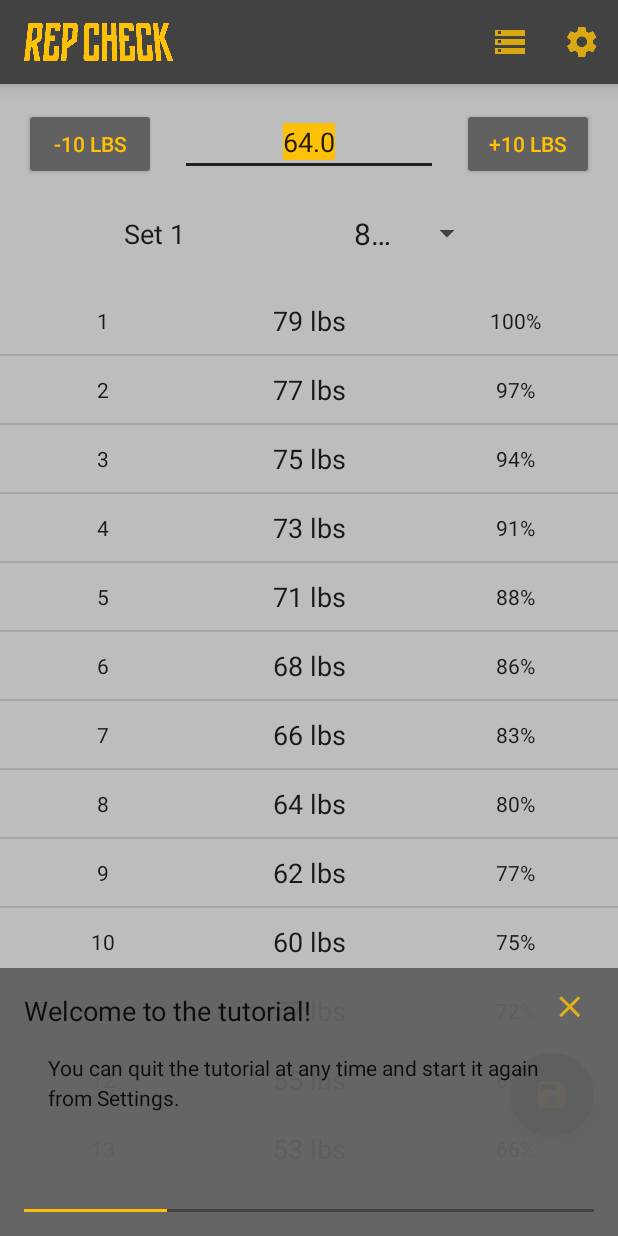
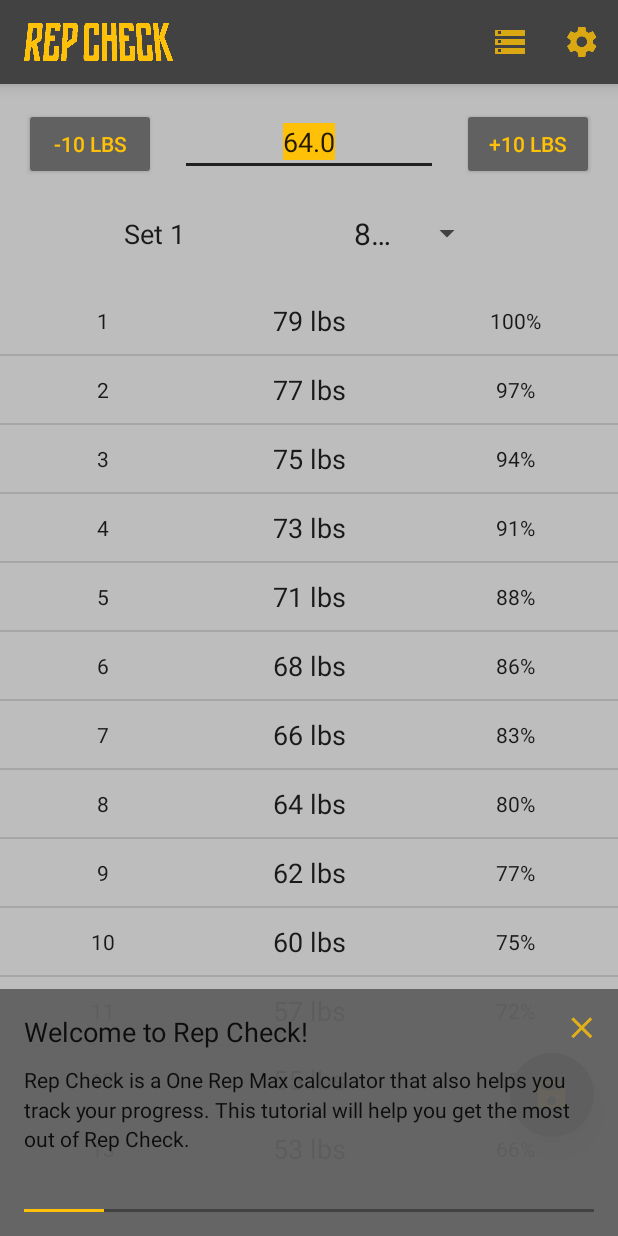
Before and after one commit to btnewton/RepCheck, an Android app: the screen it shows after launch (MainActivity), on a phone screen of 412 x 824 dp. Run offline under Robolectric (Android 15) with nearby library versions, the phone set to English and light mode, and no system bars; our stand-ins replace AdMob.

Commit message:
Added implemented some tutorial fragments and shrank and improved tutorial_dialog style

```diff
--- a/app/src/main/java/com/brandtnewtonsoftware/rep_check/activities/MainActivity.java
+++ b/app/src/main/java/com/brandtnewtonsoftware/rep_check/activities/MainActivity.java
@@ -21,6 +21,13 @@
 
 import com.brandtnewtonsoftware.rep_check.R;
 import com.brandtnewtonsoftware.rep_check.activities.preferences.RepCheckPreferenceActivity;
+import com.brandtnewtonsoftware.rep_check.activities.tutorial.BarLoad;
+import com.brandtnewtonsoftware.rep_check.activities.tutorial.BasicUsage;
+import com.brandtnewtonsoftware.rep_check.activities.tutorial.ChangingWeight;
+import com.brandtnewtonsoftware.rep_check.activities.tutorial.Conclusion;
+import com.brandtnewtonsoftware.rep_check.activities.tutorial.Introduction;
+import com.brandtnewtonsoftware.rep_check.activities.tutorial.LoadingSets;
+import com.brandtnewtonsoftware.rep_check.activities.tutorial.SavingSets;
 import com.brandtnewtonsoftware.rep_check.database.schemas.SetSlotTable;
 import com.brandtnewtonsoftware.rep_check.database.seeders.SetSeeder;
 import com.brandtnewtonsoftware.rep_check.models.SetSlot;
@@ -29,9 +36,12 @@
 import com.brandtnewtonsoftware.rep_check.util.database.DBHandler;
 import com.brandtnewtonsoftware.rep_check.util.tutorial.TutorialBuilder;
 import com.brandtnewtonsoftware.rep_check.util.tutorial.TutorialEventListener;
+import com.brandtnewtonsoftware.rep_check.util.tutorial.topic.TutorialTopic;
 import com.google.android.gms.ads.AdView;
 
 import java.lang.ref.WeakReference;
+import java.util.ArrayList;
+import java.util.List;
 
 public class MainActivity extends AppCompatActivity implements TutorialEventListener {
     public final static String LOG_KEY = "MainActivity";
@@ -232,12 +242,22 @@
 
         SharedPreferences sharedPreferences = PreferenceManager.getDefaultSharedPreferences(this);
 //        if (sharedPreferences.getBoolean(getString(R.string.pref_prompt_tutorial_flag), true)) {
+        // TODO return shared pref boolean
         if (true) {
             SharedPreferences.Editor editor = sharedPreferences.edit();
             editor.putBoolean(getString(R.string.pref_prompt_tutorial_flag), false);
             editor.apply();
 
-            tutorial = new TutorialBuilder().start(this, (RelativeLayout) findViewById(R.id.container));
+            List<TutorialTopic> topics = new ArrayList<>();
+            topics.add(new Introduction());
+            topics.add(new BasicUsage());
+            topics.add(new ChangingWeight());
+            topics.add(new BarLoad());
+            topics.add(new SavingSets());
+            topics.add(new LoadingSets());
+            topics.add(new Conclusion());
+
+            tutorial = new TutorialBuilder().setTopics(topics).start(this, (RelativeLayout) findViewById(R.id.container));
             tutorial.addListener(this);
         }
     }
--- /dev/null
+++ b/app/src/main/java/com/brandtnewtonsoftware/rep_check/activities/tutorial/BasicUsage.java
@@ -0,0 +1,24 @@
+package com.brandtnewtonsoftware.rep_check.activities.tutorial;
+
+import com.brandtnewtonsoftware.rep_check.util.tutorial.topic.InfoTopic;
+
+/**
+ * Created by Brandt on 8/25/2015.
+ */
+public class BasicUsage extends InfoTopic {
+    @Override
+    public CharSequence getTitle() {
+        return "The Basics";
+    }
+
+    @Override
+    protected CharSequence getBody() {
+        return "Use Rep Check to estimate the weight you can lift for reps 1 to 20. To do this enter " +
+                "the weight and reps completed at the top of the app.";
+    }
+
+    @Override
+    public void onClickAction() {
+
+    }
+}
--- /dev/null
+++ b/app/src/main/java/com/brandtnewtonsoftware/rep_check/activities/tutorial/Introduction.java
@@ -0,0 +1,25 @@
+package com.brandtnewtonsoftware.rep_check.activities.tutorial;
+
+import com.brandtnewtonsoftware.rep_check.util.tutorial.topic.InfoTopic;
+
+/**
+ * Created by Brandt on 8/25/2015.
+ */
+public class Introduction extends InfoTopic {
+
+    @Override
+    public CharSequence getTitle() {
+        return "Welcome to Rep Check!";
+    }
+
+    @Override
+    protected CharSequence getBody() {
+        return "Rep Check is a One Rep Max calculator that also helps you track your progress. This " +
+                "tutorial will help you get the most out of Rep Check. ";
+    }
+
+    @Override
+    public void onClickAction() {
+
+    }
+}
--- a/app/src/main/java/com/brandtnewtonsoftware/rep_check/util/tutorial/TutorialBuilder.java
+++ b/app/src/main/java/com/brandtnewtonsoftware/rep_check/util/tutorial/TutorialBuilder.java
@@ -16,8 +16,6 @@
 
 import com.brandtnewtonsoftware.rep_check.R;
 import com.brandtnewtonsoftware.rep_check.util.ClickableViewPager;
-import com.brandtnewtonsoftware.rep_check.util.tutorial.topic.ConclusionTopic;
-import com.brandtnewtonsoftware.rep_check.util.tutorial.topic.InfoTopic;
 import com.brandtnewtonsoftware.rep_check.util.tutorial.topic.TutorialTopic;
 
 import java.util.ArrayList;
@@ -39,9 +37,6 @@
     List<TutorialTopic> topics = new ArrayList<>();
 
     public TutorialBuilder() {
-        topics.add(new InfoTopic());
-        topics.add(new InfoTopic());
-        topics.add(new InfoTopic());
     }
 
     public TutorialBuilder setTopics(List<TutorialTopic> topics) {
@@ -132,7 +127,7 @@
     @Override
     public void onClick(View v) {
         if (v.getId() == R.id.tutorial_viewpager) {
-            viewPager.setCurrentItem(viewPager.getCurrentItem() + 1);
+            ((TutorialTopic) pagerAdapter.getItem(viewPager.getCurrentItem())).onClickAction();
         }
     }
 
@@ -144,15 +139,12 @@
 
         @Override
         public Fragment getItem(int position) {
-            if (position < topics.size())
-                return topics.get(position);
-            else
-                return new ConclusionTopic();
+            return topics.get(position);
         }
 
         @Override
         public int getCount() {
-            return topics.size() + 1;
+            return topics.size();
         }
     }
 
--- a/app/src/main/java/com/brandtnewtonsoftware/rep_check/util/tutorial/topic/ActionTopic.java
+++ b/app/src/main/java/com/brandtnewtonsoftware/rep_check/util/tutorial/topic/ActionTopic.java
@@ -11,7 +11,7 @@
     }
 
     @Override
-    public CharSequence getBody() {
-        return null;
+    public void onClickAction() {
+
     }
 }
--- a/app/src/main/java/com/brandtnewtonsoftware/rep_check/util/tutorial/topic/InfoTopic.java
+++ b/app/src/main/java/com/brandtnewtonsoftware/rep_check/util/tutorial/topic/InfoTopic.java
@@ -1,18 +1,27 @@
 package com.brandtnewtonsoftware.rep_check.util.tutorial.topic;
+
+import android.os.Bundle;
+import android.support.annotation.Nullable;
+import android.view.LayoutInflater;
+import android.view.View;
+import android.view.ViewGroup;
+import android.widget.TextView;
+
+import com.brandtnewtonsoftware.rep_check.R;
 
 /**
  * Created by Brandt on 8/23/2015.
  */
-public class InfoTopic extends TutorialTopic {
+public abstract class InfoTopic extends TutorialTopic {
 
-
+    @Nullable
     @Override
-    public CharSequence getTitle() {
-        return "Welcome to the tutorial!";
+    public View onCreateView(LayoutInflater inflater, ViewGroup container, Bundle savedInstanceState) {
+        ViewGroup view = (ViewGroup) inflater.inflate(R.layout.tutorial_topic, container, false);
+        TextView body = (TextView) view.findViewById(R.id.topic_body);
+        body.setText(getBody());
+        return view;
     }
 
-    @Override
-    public CharSequence getBody() {
-        return "You can quit the tutorial at any time and start it again from Settings.";
-    }
+    protected abstract CharSequence getBody();
 }
--- a/app/src/main/java/com/brandtnewtonsoftware/rep_check/util/tutorial/topic/TutorialTopic.java
+++ b/app/src/main/java/com/brandtnewtonsoftware/rep_check/util/tutorial/topic/TutorialTopic.java
@@ -1,31 +1,26 @@
 package com.brandtnewtonsoftware.rep_check.util.tutorial.topic;
 
-import android.os.Bundle;
-import android.support.annotation.Nullable;
 import android.support.v4.app.Fragment;
-import android.view.LayoutInflater;
-import android.view.View;
-import android.view.ViewGroup;
-import android.widget.TextView;
 
-import com.brandtnewtonsoftware.rep_check.R;
+import com.brandtnewtonsoftware.rep_check.util.tutorial.TutorialBuilder;
 
 /**
  * Created by Brandt on 8/23/2015.
  */
-public abstract class TutorialTopic extends Fragment{
+public abstract class TutorialTopic extends Fragment {
+    private static TutorialBuilder tutorialBuilder;
+
     public static final String LOG_TAG = "TutorialTopic";
 
-    @Nullable
-    @Override
-    public View onCreateView(LayoutInflater inflater, ViewGroup container, Bundle savedInstanceState) {
-        ViewGroup view = (ViewGroup) inflater.inflate(R.layout.tutorial_topic, container, false);
-        TextView body = (TextView) view.findViewById(R.id.topic_body);
+    public abstract CharSequence getTitle();
 
-        body.setText(getBody());
-        return view;
+    public abstract void onClickAction();
+
+    public static void setTutorialBuilder(TutorialBuilder tutorialBuilder) {
+        TutorialTopic.tutorialBuilder = tutorialBuilder;
     }
 
-    public abstract CharSequence getTitle();
-    protected abstract CharSequence getBody();
+    protected void closeTutorial() {
+        tutorialBuilder.closeButtonAction();
+    }
 }
--- a/app/src/main/res/layout/tutorial_dialog.xml
+++ b/app/src/main/res/layout/tutorial_dialog.xml
@@ -16,6 +16,7 @@
         android:id="@+id/tutorial_close"
         android:tint="@color/accent_500"
         android:layout_marginTop="-6dp"
+        android:layout_marginRight="-8dp"
         android:layout_alignParentRight="true"
         android:src="@drawable/ic_close"
         android:layout_width="wrap_content"
@@ -25,7 +26,10 @@
         android:id="@+id/tutorial_viewpager"
         android:layout_below="@id/tutorial_title"
         android:layout_width="match_parent"
-        android:layout_height="120dp" />
+        android:layout_height="80dp"
+        android:layout_marginTop="@dimen/small"
+        android:layout_marginBottom="@dimen/standard"
+        />
 
     <ProgressBar
         android:id="@+id/tutorial_progress"
--- a/app/src/main/res/layout/tutorial_topic.xml
+++ b/app/src/main/res/layout/tutorial_topic.xml
@@ -4,7 +4,7 @@
     android:layout_height="match_parent">
 
     <TextView
-        android:padding="@dimen/standard"
+        android:paddingBottom="@dimen/standard"
         android:lineSpacingMultiplier="1.2"
         android:id="@+id/topic_body"
         android:text="@string/lorem_ipsum_md"
```
Also changed, not shown: app/src/main/java/com/brandtnewtonsoftware/rep_check/activities/tutorial/BarLoad.java (added, +26 -0 lines), app/src/main/java/com/brandtnewtonsoftware/rep_check/activities/tutorial/ChangingWeight.java (added, +25 -0 lines), app/src/main/java/com/brandtnewtonsoftware/rep_check/activities/tutorial/Conclusion.java (added, +23 -0 lines), app/src/main/java/com/brandtnewtonsoftware/rep_check/activities/tutorial/LoadingSets.java (added, +24 -0 lines), app/src/main/java/com/brandtnewtonsoftware/rep_check/activities/tutorial/SavingSets.java (added, +24 -0 lines), app/src/main/java/com/brandtnewtonsoftware/rep_check/util/tutorial/topic/ConclusionTopic.java (deleted, +0 -36 lines), app/src/main/res/layout/tutorial_button.xml (added, +16 -0 lines).
